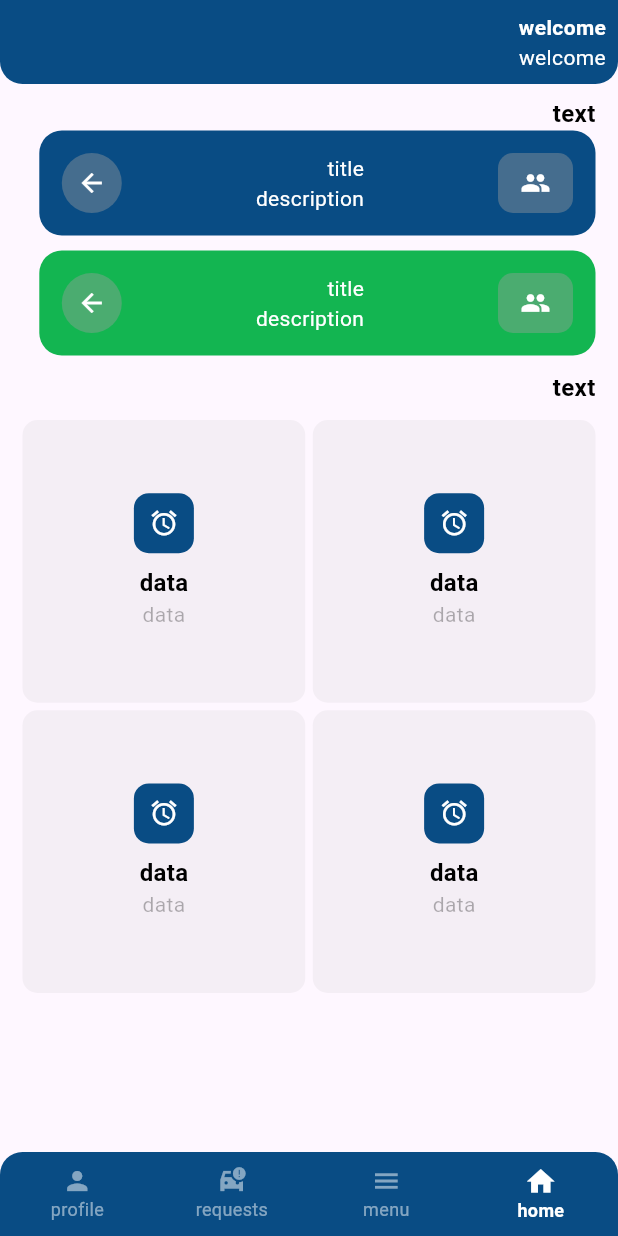
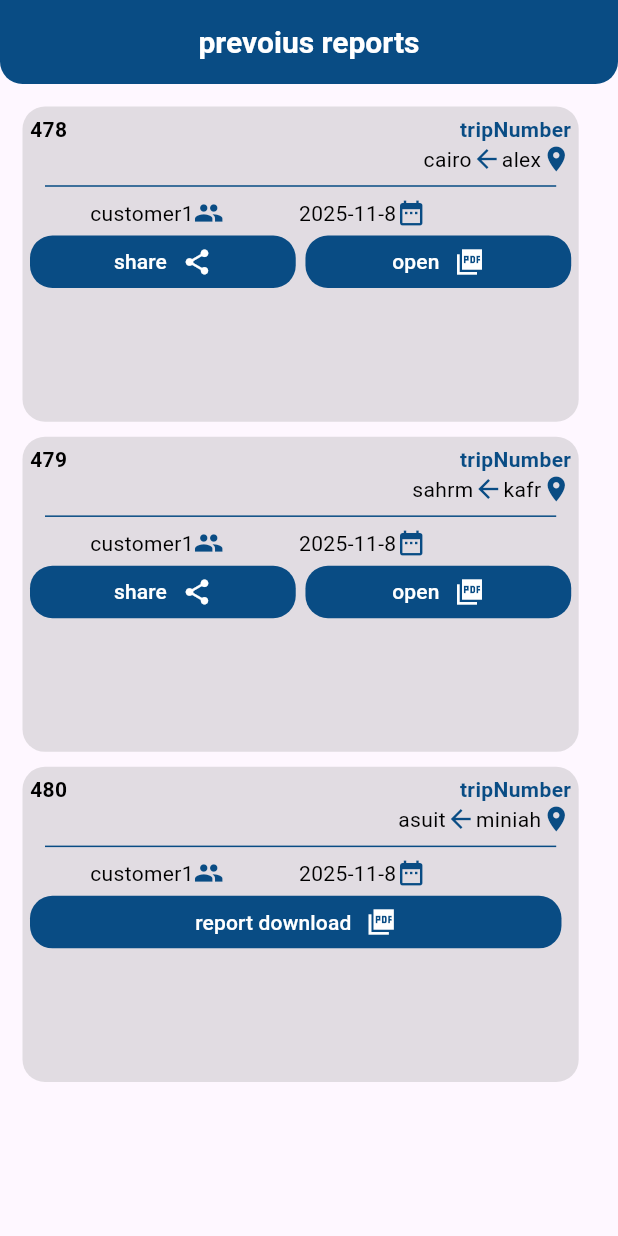
Before and after one commit to saaadgawesh/uberClone, a Flutter app: the screen it shows after launch, on a phone screen of 412 x 824 dp. Run offline on Flutter 3.47's test engine with Material 3 defaults, Android fonts, the phone set to English and light mode, and no system bars.

Commit message:
prevoius reports

```diff
--- a/lib/App.dart
+++ b/lib/App.dart
@@ -1,11 +1,14 @@
 import 'package:flutter/material.dart';
-import 'package:uber/feature/navBar/screens/NavBar.dart';
+import 'package:uber/feature/screens/screens/PreviousReports.dart';
 
 class App extends StatelessWidget {
   const App({super.key});
 
   @override
   Widget build(BuildContext context) {
-    return MaterialApp(home: Navbar(), debugShowCheckedModeBanner: false);
+    return MaterialApp(
+      home: Previousreports(),
+      debugShowCheckedModeBanner: false,
+    );
   }
 }
--- /dev/null
+++ b/lib/core/resources/AppDivider.dart
@@ -0,0 +1,13 @@
+import 'package:flutter/material.dart';
+import 'package:uber/core/constant/App_Color.dart';
+
+class AppDivider extends StatelessWidget {
+  const AppDivider({
+    super.key,
+  });
+
+  @override
+  Widget build(BuildContext context) {
+    return Divider(indent: 10, endIndent: 10, color: AppColor.blueColor);
+  }
+}
--- a/lib/core/widgets/CustomContainer.dart
+++ b/lib/core/widgets/CustomContainer.dart
@@ -26,6 +26,7 @@ class CustomContainer extends StatelessWidget {
   @override
   Widget build(BuildContext context) {
     return Container(
+      alignment: Alignment.center,
       padding: padding,
       height: height,
       width: width,
--- a/lib/core/widgets/CustomCounter.dart
+++ b/lib/core/widgets/CustomCounter.dart
@@ -1,6 +1,5 @@
 import 'package:flutter/material.dart';
 import 'package:uber/core/resources/App_Size.dart';
-import 'package:uber/core/resources/customAppIcon.dart';
 import 'package:uber/core/widgets/CustomContainer.dart';
 
 class CustomCounter extends StatelessWidget {
@@ -8,13 +7,13 @@ class CustomCounter extends StatelessWidget {
     super.key,
     required this.width,
     required this.bgColor,
-    required this.icon,
+    required this.widget,
     required this.iconcolor,
   });
   final double width;
   final Color bgColor;
   final Color iconcolor;
-  final IconData icon;
+  final Widget widget;
   @override
   Widget build(BuildContext context) {
     return CustomContainer(
@@ -23,7 +22,7 @@ class CustomCounter extends StatelessWidget {
       width: width,
       borderRadius: BorderRadius.circular(10),
       bgContainerColor: bgColor,
-      child: customAppIcon(iconcolor, icon),
+      child: widget,
     );
   }
 }
--- a/lib/core/widgets/defaultElevatedButton.dart
+++ b/lib/core/widgets/defaultElevatedButton.dart
@@ -2,6 +2,7 @@ import 'package:flutter/material.dart';
 import 'package:uber/core/constant/App_Color.dart';
 import 'package:uber/core/resources/customAppIcon.dart';
 import 'package:uber/core/resources/customAppText.dart';
+import 'package:uber/core/resources/sizedboxWidget.dart';
 import 'package:uber/core/widgets/CustomContainer.dart';
 
 // ignore: camel_case_types
@@ -11,17 +12,20 @@ class defaultElevatedButton extends StatelessWidget {
     required this.textbutton,
     required this.bgButtonColor,
     required this.onPressed,
-    required this.iconName,
+    this.iconName,
     required this.width,
+    this.padding,
   });
   final String textbutton;
   final Color bgButtonColor;
   final VoidCallback onPressed;
-  final IconData iconName;
+  final IconData? iconName;
   final double width;
+  final EdgeInsetsGeometry? padding;
   @override
   Widget build(BuildContext context) {
     return CustomContainer(
+      padding: padding,
       height: 35,
       width: width,
       borderRadius: BorderRadius.circular(15),
@@ -35,8 +39,9 @@ class defaultElevatedButton extends StatelessWidget {
         child: Row(
           mainAxisAlignment: MainAxisAlignment.center,
           children: [
-            customAppIcon(AppColor.whiteColor, iconName),
             customAppText(text: textbutton, textColor: AppColor.whiteColor),
+            widthSizedbox(10),
+            if (iconName != null) customAppIcon(AppColor.whiteColor, iconName!),
           ],
         ),
       ),
--- a/lib/feature/Tabs/screens/menu.dart
+++ b/lib/feature/Tabs/screens/Reports.dart
@@ -6,8 +6,8 @@ import 'package:uber/core/widgets/App_TextField.dart';
 import 'package:uber/core/widgets/CustomCounter.dart';
 import 'package:uber/core/widgets/DefaultAppBar.dart';
 
-class Menu extends StatelessWidget {
-  const Menu({super.key});
+class Reports extends StatelessWidget {
+  const Reports({super.key});
 
   @override
   Widget build(BuildContext context) {
@@ -69,19 +69,23 @@ class Menu extends StatelessWidget {
                 CustomCounter(
                   width: 35,
                   bgColor: AppColor.whiteColor.withOpacity(0.2),
-                  icon: Icons.add,
+                  widget: Icon(Icons.add),
                   iconcolor: AppColor.blackColor,
                 ),
                 CustomCounter(
                   width: 200,
                   bgColor: AppColor.whiteColor.withOpacity(0.2),
-                  icon: Icons.add,
+                  widget: Text(
+                    '1',
+                    style: TextStyle(fontWeight: FontWeight.bold),
+                    textAlign: TextAlign.center,
+                  ),
                   iconcolor: AppColor.blackColor,
                 ),
                 CustomCounter(
                   width: 35,
                   bgColor: AppColor.whiteColor.withOpacity(0.2),
-                  icon: Icons.remove,
+                  widget: Icon(Icons.remove),
                   iconcolor: AppColor.blackColor,
                 ),
               ],
--- a/lib/feature/Tabs/screens/profile.dart
+++ b/lib/feature/Tabs/screens/profile.dart
@@ -85,7 +85,7 @@ class Profile extends StatelessWidget {
                 textbutton: "textbutton",
                 bgButtonColor: AppColor.blueColor,
                 onPressed: () {},
-                iconName: Icons.abc,
+
                 width: appWidth(context),
               ),
             ],
--- a/lib/feature/Tabs/screens/requests.dart
+++ b/lib/feature/Tabs/screens/requests.dart
@@ -136,10 +136,10 @@ class Requests extends StatelessWidget {
               ),
               heightSizedbox(10),
               defaultElevatedButton(
-                textbutton: "textbutton",
+                textbutton: "request now",
                 bgButtonColor: AppColor.blueColor,
                 onPressed: () {},
-                iconName: Icons.abc,
+
                 width: appWidth(context),
               ),
             ],
--- a/lib/feature/navBar/screens/NavBar.dart
+++ b/lib/feature/navBar/screens/NavBar.dart
@@ -1,6 +1,6 @@
 import 'package:flutter/material.dart';
+import 'package:uber/feature/Tabs/screens/Reports.dart';
 import 'package:uber/feature/Tabs/screens/home.dart';
-import 'package:uber/feature/Tabs/screens/menu.dart';
 import 'package:uber/feature/Tabs/screens/profile.dart';
 import 'package:uber/feature/Tabs/screens/requests.dart';
 import 'package:uber/feature/navBar/widgets/CustomButtomNavBar.dart';
@@ -14,7 +14,12 @@ class Navbar extends StatefulWidget {
 
 class _NavbarState extends State<Navbar> {
   int _currentIndex = 3;
-  List<Widget> tabs = [Profile(), Requests(), Menu(), Home()];
+  List<Widget> tabs = [
+    const Profile(),
+    const Requests(),
+    const Reports(),
+    const Home(),
+  ];
   @override
   Widget build(BuildContext context) {
     return Scaffold(
--- /dev/null
+++ b/lib/feature/screens/screens/PreviousReports.dart
@@ -0,0 +1,57 @@
+import 'package:flutter/material.dart';
+import 'package:uber/core/resources/App_Size.dart';
+import 'package:uber/core/resources/sizedboxWidget.dart';
+import 'package:uber/core/widgets/DefaultAppBar.dart';
+import 'package:uber/feature/screens/widgets/PreviousReportsItem.dart';
+
+class Previousreports extends StatelessWidget {
+  const Previousreports({super.key});
+
+  @override
+  Widget build(BuildContext context) {
+    return Scaffold(
+      appBar: DefaultAppBar(title: 'prevoius reports'),
+      body: Padding(
+        padding: const EdgeInsets.all(15.0),
+        child: SingleChildScrollView(
+          child: Column(
+            crossAxisAlignment: CrossAxisAlignment.center,
+            children: [
+              PreviousReportsItem(
+                viewbutton: () {},
+                width1: appWidth(context) * 0.43,
+                width2: appWidth(context) * 0.43,
+                tripNumber: '478',
+                to: 'cairo',
+                from: 'alex',
+                textbutton1: 'share',
+                textbutton2: 'open',
+              ),
+              heightSizedbox(10),
+              PreviousReportsItem(
+                viewbutton: () {},
+                width1: appWidth(context) * 0.43,
+                width2: appWidth(context) * 0.43,
+                tripNumber: '479',
+                to: 'sahrm',
+                from: 'kafr',
+                textbutton1: 'share',
+                textbutton2: 'open',
+              ),
+              heightSizedbox(10),
+              PreviousReportsItem(
+                width1: appWidth(context),
+                width2: appWidth(context) * 0.86,
+                tripNumber: '480',
+                to: 'asuit',
+                from: 'miniah',
+                textbutton1: '',
+                textbutton2: 'report download',
+              ),
+            ],
+          ),
+        ),
+      ),
+    );
+  }
+}
--- /dev/null
+++ b/lib/feature/screens/widgets/PreviousReportsItem.dart
@@ -0,0 +1,112 @@
+import 'package:flutter/material.dart';
+import 'package:uber/core/constant/App_Color.dart';
+import 'package:uber/core/resources/AppDivider.dart';
+import 'package:uber/core/resources/App_Size.dart';
+import 'package:uber/core/resources/customAppIcon.dart';
+import 'package:uber/core/resources/customAppText.dart';
+import 'package:uber/core/resources/sizedboxWidget.dart';
+import 'package:uber/core/widgets/CustomContainer.dart';
+import 'package:uber/core/widgets/defaultElevatedButton.dart';
+
+class PreviousReportsItem extends StatelessWidget {
+  const PreviousReportsItem({
+    super.key,
+    this.viewbutton,
+    required this.width1,
+    required this.width2,
+    required this.tripNumber,
+    required this.to,
+    required this.from,
+    required this.textbutton1,
+    required this.textbutton2,
+  });
+  final VoidCallback? viewbutton;
+  final double width1;
+  final double width2;
+  final String tripNumber;
+  final String to;
+  final String from;
+  final String textbutton1;
+  final String textbutton2;
+  @override
+  Widget build(BuildContext context) {
+    return CustomContainer(
+      padding: EdgeInsets.only(left: 5, right: 5, top: 5, bottom: 5),
+      height: appHeight(context) * 0.255,
+      width: appWidth(context) * 0.9,
+      borderRadius: BorderRadius.circular(15),
+      bgContainerColor: AppColor.greyColor.withOpacity(0.3),
+      child: Column(
+        children: [
+          Row(
+            mainAxisAlignment: MainAxisAlignment.spaceBetween,
+            children: [
+              customAppText(
+                text: tripNumber,
+                textColor: AppColor.blackColor,
+                fontWeight: FontWeight.bold,
+              ),
+              customAppText(
+                text: "tripNumber",
+                textColor: AppColor.blueColor,
+                fontWeight: FontWeight.bold,
+              ),
+            ],
+          ),
+          Row(
+            mainAxisAlignment: MainAxisAlignment.end,
+            children: [
+              customAppText(text: to, textColor: AppColor.blackColor),
+              customAppIcon(AppColor.blueColor, Icons.arrow_back),
+              customAppText(text: from, textColor: AppColor.blackColor),
+              customAppIcon(AppColor.blueColor, Icons.location_on),
+            ],
+          ),
+          AppDivider(),
+          Row(
+            children: [
+              Row(
+                children: [
+                  widthSizedbox(40),
+                  customAppText(
+                    text: "customer",
+                    textColor: AppColor.blackColor,
+                  ),
+                  customAppText(text: "1", textColor: AppColor.blackColor),
+                  customAppIcon(AppColor.blueColor, Icons.group),
+                  widthSizedbox(50),
+                  customAppText(
+                    text: "2025-11-8",
+                    textColor: AppColor.blackColor,
+                  ),
+                  customAppIcon(AppColor.blueColor, Icons.date_range),
+                ],
+              ),
+            ],
+          ),
+          heightSizedbox(5),
+          Row(
+            mainAxisAlignment: MainAxisAlignment.spaceBetween,
+            children: [
+              if (viewbutton != null)
+                defaultElevatedButton(
+                  iconName: Icons.share,
+                  textbutton: textbutton1,
+                  bgButtonColor: AppColor.blueColor,
+                  onPressed: viewbutton!,
+                  width: width1,
+                ),
+              defaultElevatedButton(
+                iconName: Icons.picture_as_pdf_sharp,
+                textbutton: textbutton2,
+                bgButtonColor: AppColor.blueColor,
+                onPressed: () {},
+                width: width2,
+              ),
+            ],
+          ),
+        ],
+      ),
+    );
+  }
+}
```
